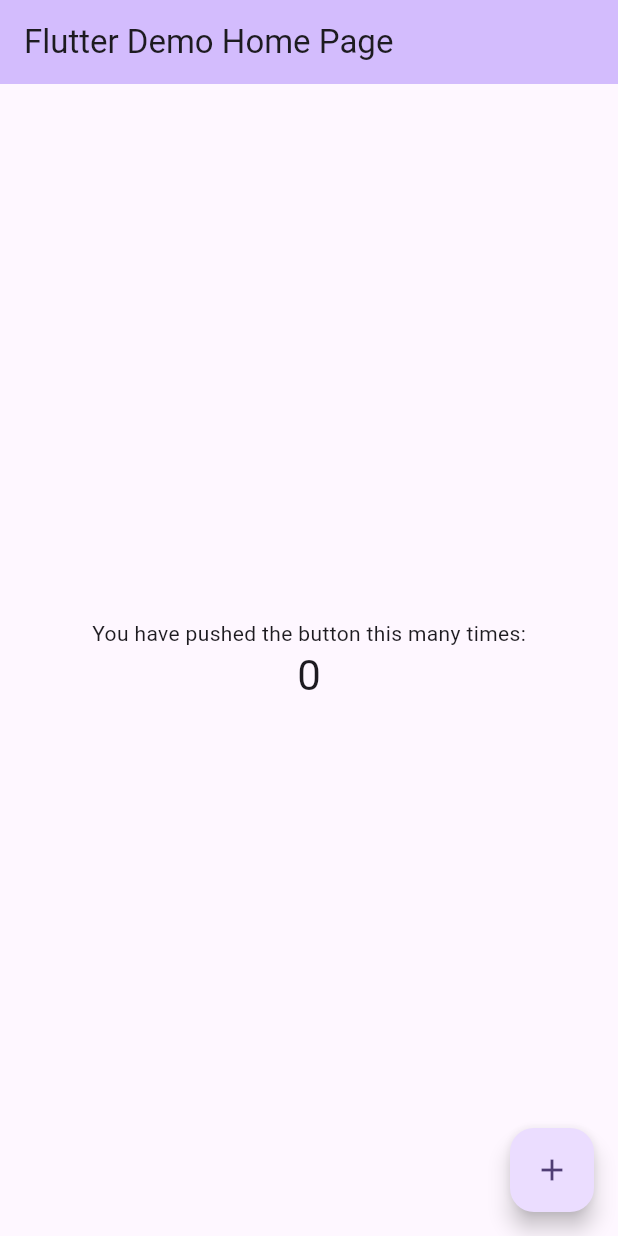
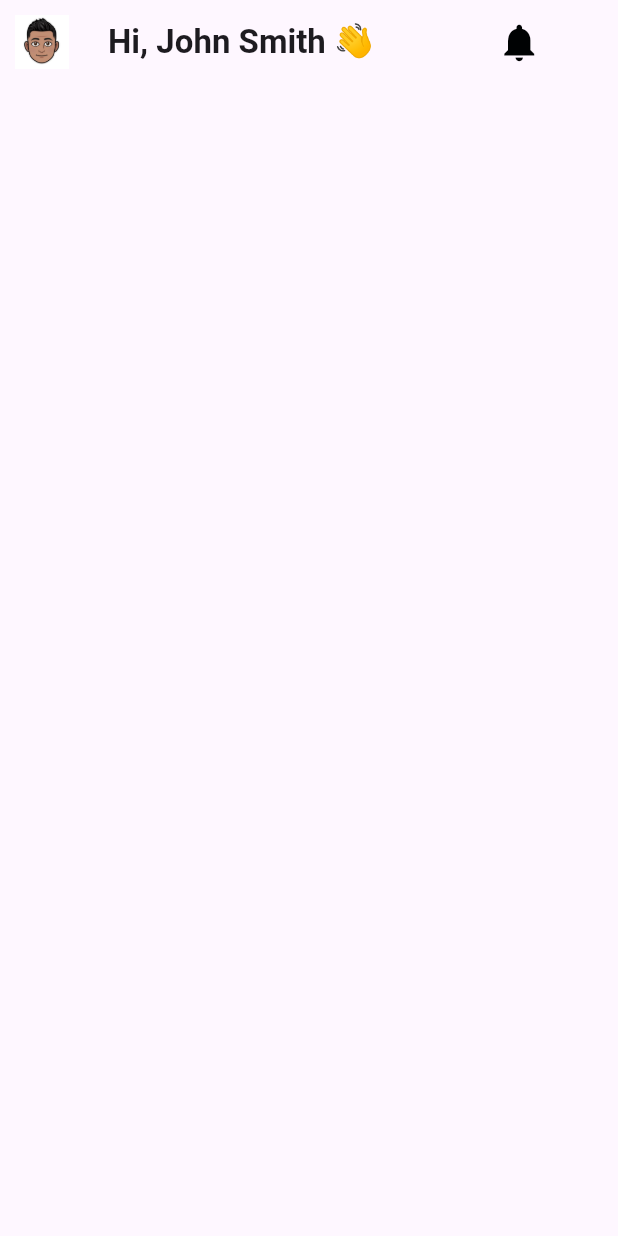
Before and after one commit to naolleg/tutorial_mobile_app, a Flutter app: the screen it shows after launch, on a phone screen of 412 x 824 dp. Run offline on Flutter 3.47's test engine with Material 3 defaults, Android fonts, the phone set to English and light mode, and no system bars; our stand-ins replace flutter_svg.

Commit message:
app bar made

```diff
--- a/lib/main.dart
+++ b/lib/main.dart
@@ -1,4 +1,5 @@
 import 'package:flutter/material.dart';
+import 'package:tutorial_mobile_app/pages/homepage.dart';
 
 void main() {
   runApp(const MyApp());
@@ -12,114 +13,12 @@ class MyApp extends StatelessWidget {
   Widget build(BuildContext context) {
     return MaterialApp(
       title: 'Flutter Demo',
+      debugShowCheckedModeBanner: false,
       theme: ThemeData(
-        // This is the theme of your application.
-        //
-        // TRY THIS: Try running your application with "flutter run". You'll see
-        // the application has a purple toolbar. Then, without quitting the app,
-        // try changing the seedColor in the colorScheme below to Colors.green
-        // and then invoke "hot reload" (save your changes or press the "hot
-        // reload" button in a Flutter-supported IDE, or press "r" if you used
-        // the command line to start the app).
-        //
-        // Notice that the counter didn't reset back to zero; the application
-        // state is not lost during the reload. To reset the state, use hot
-        // restart instead.
-        //
-        // This works for code too, not just values: Most code changes can be
-        // tested with just a hot reload.
         colorScheme: ColorScheme.fromSeed(seedColor: Colors.deepPurple),
         useMaterial3: true,
       ),
-      home: const MyHomePage(title: 'Flutter Demo Home Page'),
+      home: homepage(),
     );
   }
 }
-
-class MyHomePage extends StatefulWidget {
-  const MyHomePage({super.key, required this.title});
-
-  // This widget is the home page of your application. It is stateful, meaning
-  // that it has a State object (defined below) that contains fields that affect
-  // how it looks.
-
-  // This class is the configuration for the state. It holds the values (in this
-  // case the title) provided by the parent (in this case the App widget) and
-  // used by the build method of the State. Fields in a Widget subclass are
-  // always marked "final".
-
-  final String title;
-
-  @override
-  State<MyHomePage> createState() => _MyHomePageState();
-}
-
-class _MyHomePageState extends State<MyHomePage> {
-  int _counter = 0;
-
-  void _incrementCounter() {
-    setState(() {
-      // This call to setState tells the Flutter framework that something has
-      // changed in this State, which causes it to rerun the build method below
-      // so that the display can reflect the updated values. If we changed
-      // _counter without calling setState(), then the build method would not be
-      // called again, and so nothing would appear to happen.
-      _counter++;
-    });
-  }
-
-  @override
-  Widget build(BuildContext context) {
-    // This method is rerun every time setState is called, for instance as done
-    // by the _incrementCounter method above.
-    //
-    // The Flutter framework has been optimized to make rerunning build methods
-    // fast, so that you can just rebuild anything that needs updating rather
-    // than having to individually change instances of widgets.
-    return Scaffold(
-      appBar: AppBar(
-        // TRY THIS: Try changing the color here to a specific color (to
-        // Colors.amber, perhaps?) and trigger a hot reload to see the AppBar
-        // change color while the other colors stay the same.
-        backgroundColor: Theme.of(context).colorScheme.inversePrimary,
-        // Here we take the value from the MyHomePage object that was created by
-        // the App.build method, and use it to set our appbar title.
-        title: Text(widget.title),
-      ),
-      body: Center(
-        // Center is a layout widget. It takes a single child and positions it
-        // in the middle of the parent.
-        child: Column(
-          // Column is also a layout widget. It takes a list of children and
-          // arranges them vertically. By default, it sizes itself to fit its
-          // children horizontally, and tries to be as tall as its parent.
-          //
-          // Column has various properties to control how it sizes itself and
-          // how it positions its children. Here we use mainAxisAlignment to
-          // center the children vertically; the main axis here is the vertical
-          // axis because Columns are vertical (the cross axis would be
-          // horizontal).
-          //
-          // TRY THIS: Invoke "debug painting" (choose the "Toggle Debug Paint"
-          // action in the IDE, or press "p" in the console), to see the
-          // wireframe for each widget.
-          mainAxisAlignment: MainAxisAlignment.center,
-          children: <Widget>[
-            const Text(
-              'You have pushed the button this many times:',
-            ),
-            Text(
-              '$_counter',
-              style: Theme.of(context).textTheme.headlineMedium,
-            ),
-          ],
-        ),
-      ),
-      floatingActionButton: FloatingActionButton(
-        onPressed: _incrementCounter,
-        tooltip: 'Increment',
-        child: const Icon(Icons.add),
-      ), // This trailing comma makes auto-formatting nicer for build methods.
-    );
-  }
-}
--- /dev/null
+++ b/lib/pages/homepage.dart
@@ -0,0 +1,42 @@
+// ignore_for_file: prefer_const_constructors, prefer_const_literals_to_create_immutables
+
+import 'package:flutter/material.dart';
+import 'package:flutter_svg/flutter_svg.dart';
+
+class homepage extends StatefulWidget {
+  const homepage({super.key});
+
+  @override
+  State<homepage> createState() => _homepageState();
+}
+
+class _homepageState extends State<homepage> {
+  @override
+  Widget build(BuildContext context) {
+    return Scaffold(
+      appBar: AppBar(
+        title: Row(
+          mainAxisSize: MainAxisSize.min,
+          children: [
+            Text(
+              "Hi, John Smith 👋",
+              style: TextStyle(
+                fontWeight: FontWeight.bold,
+              ),
+            ),
+            SizedBox(width: 81),
+            Icon(
+              Icons.notifications,
+              size: 30.0,
+              color: Color.fromARGB(255, 0, 2, 3),
+            ),
+          ],
+        ),
+        leading: Container(
+          margin: EdgeInsets.all(10),
+          child: Image.asset('assets/images/Bitmoji.jpeg'),
+        ),
+      ),
+    );
+  }
+}
```
Also changed, not shown: pubspec.yaml (+4 -3 lines), assets/images/Bitmoji.jpeg (added), pubspec.lock.
